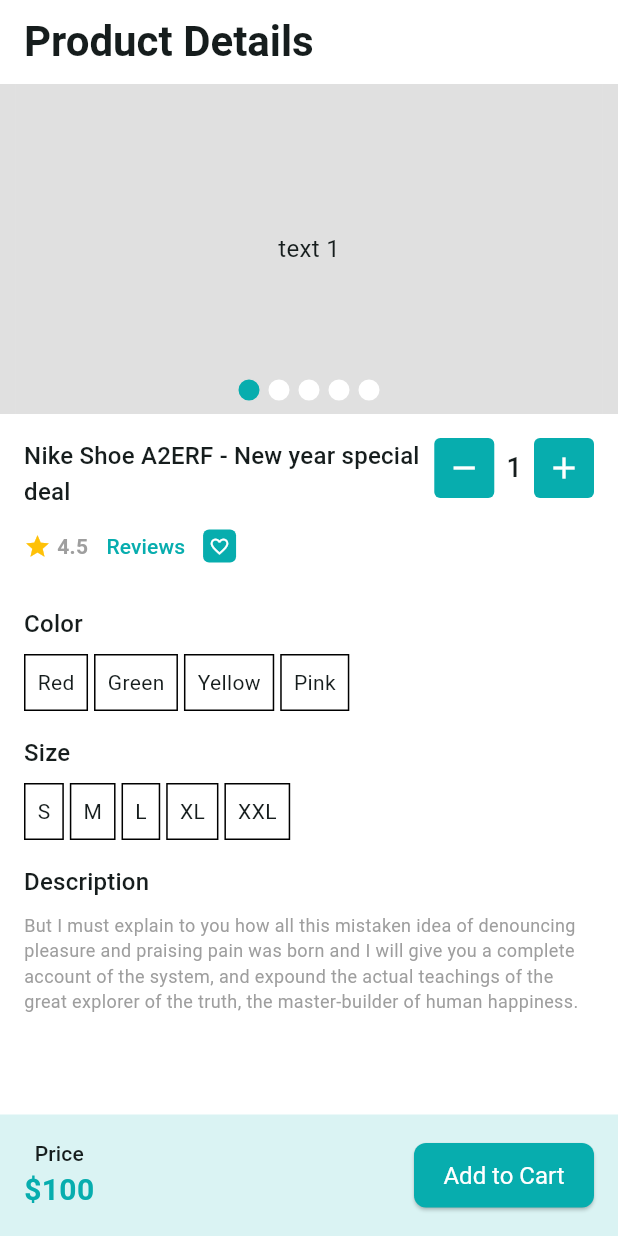
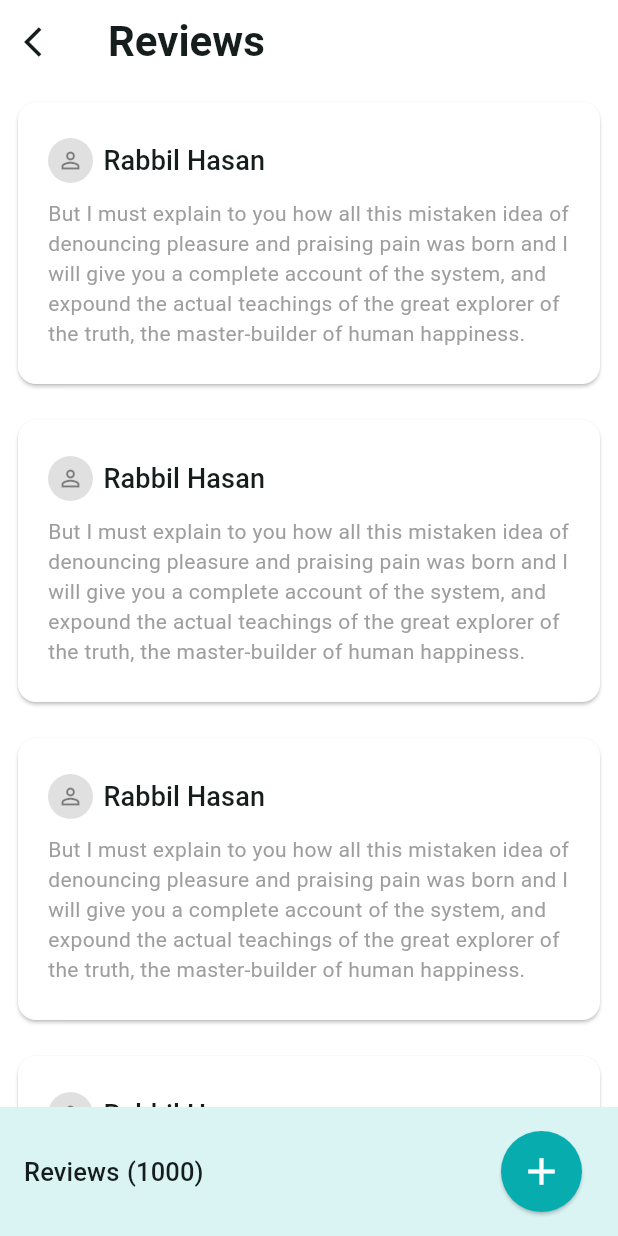
Before and after one commit to Anisur-Rahman-Naeem/ecommerce_ostad, a Flutter app: the ProductDetailsScreen screen opened directly with empty values, after a tap on "Reviews", on a phone screen of 412 x 824 dp. Run offline on Flutter 3.47's test engine with Material 3 defaults, Android fonts, the phone set to English and light mode, and no system bars; drawn by our look-alikes of carousel_slider; our stand-ins replace email_validator, flutter_svg, get, pin_code_fields.

Commit message:
review screens added

```diff
--- a/lib/app/app.dart
+++ b/lib/app/app.dart
@@ -5,6 +5,8 @@
 import 'package:ecommerce_ostad/features/auth/ui/screens/otp_verification_screen.dart';
 import 'package:ecommerce_ostad/features/auth/ui/screens/splash_screen.dart';
 import 'package:ecommerce_ostad/features/category/ui/screens/category_list_screen.dart';
+import 'package:ecommerce_ostad/features/product/review/ui/screens/reviews_list_screen.dart';
+import 'package:ecommerce_ostad/features/product/review/ui/screens/writing_review_screen.dart';
 import 'package:ecommerce_ostad/features/product/ui/screens/product_details_screen.dart';
 import 'package:ecommerce_ostad/features/product/ui/screens/product_list_screen.dart';
 import 'package:flutter/material.dart';
@@ -43,6 +45,11 @@
         }else if (settings.name == ProductDetailsScreen.name) {
           int productId = settings.arguments as int;
           widget = ProductDetailsScreen(productId: productId);
+        }else if (settings.name == ReviewsListScreen.name) {
+          int productId = settings.arguments as int;
+          widget = ReviewsListScreen(productId: productId);
+        }else if (settings.name == WritingReviewScreen.name) {
+          widget = WritingReviewScreen();
         }
         return MaterialPageRoute(builder: (ctx) {
           return widget;
--- /dev/null
+++ b/lib/features/product/review/ui/screens/reviews_list_screen.dart
@@ -0,0 +1,89 @@
+import 'package:ecommerce_ostad/app/app_colors.dart';
+import 'package:ecommerce_ostad/features/product/review/ui/screens/writing_review_screen.dart';
+import 'package:ecommerce_ostad/features/product/review/ui/widgets/review_item_widget.dart';
+import 'package:flutter/material.dart';
+
+class ReviewsListScreen extends StatefulWidget {
+  const ReviewsListScreen({super.key, required this.productId});
+
+  final int productId;
+
+  static const String name = '/product/review_list';
+
+  @override
+  State<ReviewsListScreen> createState() => _ReviewsListScreenState();
+}
+
+class _ReviewsListScreenState extends State<ReviewsListScreen> {
+  @override
+  Widget build(BuildContext context) {
+    final textTheme = Theme.of(context).textTheme;
+    return Scaffold(
+      appBar: AppBar(
+        forceMaterialTransparency: true,
+        title: const Text("Reviews"),
+        leading: IconButton(
+          onPressed: () {
+            Navigator.pop(context);
+          },
+          icon: const Icon(Icons.arrow_back_ios),
+        ),
+      ),
+      body: Column(
+        children: [
+          Expanded(
+            child: ListView.builder(
+              itemCount: 5,
+              itemBuilder: (context, index) {
+                return ReviewItemWidget();
+              },
+            ),
+          ),
+          reviewsBuilder(textTheme),
+        ],
+      ),
+    );
+  }
+
+  Widget reviewsBuilder(TextTheme textTheme) {
+    return Container(
+      padding: const EdgeInsets.all(16),
+      decoration: BoxDecoration(color: AppColors.themeColor.withOpacity(0.15)),
+      child: Row(
+        mainAxisAlignment: MainAxisAlignment.spaceBetween,
+        children: [
+          Row(
+            children: [
+              Text(
+                'Reviews',
+                style: textTheme.titleSmall?.copyWith(fontSize: 17),
+              ),
+              const SizedBox(
+                width: 5,
+              ),
+              Text(
+                '(1000)',
+                style: textTheme.titleSmall?.copyWith(fontSize: 17),
+              ),
+            ],
+          ),
+          SizedBox(
+            width: 70,
+            child: ElevatedButton(
+              onPressed: () {
+                Navigator.pushNamed(context, WritingReviewScreen.name);
+              },
+              style: ElevatedButton.styleFrom(
+                shape: const CircleBorder(),
+              ),
+              child: const Icon(
+                Icons.add,
+                size: 30,
+              ),
+            ),
+          ),
+        ],
+      ),
+    );
+  }
+}
--- /dev/null
+++ b/lib/features/product/review/ui/widgets/review_item_widget.dart
@@ -0,0 +1,53 @@
+import 'package:flutter/material.dart';
+
+class ReviewItemWidget extends StatelessWidget {
+  const ReviewItemWidget({
+    super.key,
+  });
+  @override
+  Widget build(BuildContext context) {
+    final textTheme = Theme.of(context).textTheme;
+
+    return Padding(
+      padding: const EdgeInsets.all(8.0),
+      child: Card(
+        color: Colors.white,
+        elevation: 1,
+        child: Padding(
+          padding: const EdgeInsets.symmetric(horizontal: 20, vertical: 24),
+          child: Column(
+            children: [
+              Row(
+                children: [
+                  CircleAvatar(
+                    child: Icon(
+                      Icons.person_outline,
+                      color: Colors.black45,
+                      size: 18,
+                    ),
+                    backgroundColor: Colors.grey.shade300,
+                    radius: 15,
+                  ),
+                  SizedBox(
+                    width: 7,
+                  ),
+                  Text(
+                    "Rabbil Hasan",
+                    style: textTheme.titleSmall
+                        ?.copyWith(fontSize: 18),
+                  ),
+                ],
+              ),
+              SizedBox(
+                height: 10,
+              ),
+              Text(
+                  "But I must explain to you how all this mistaken idea of denouncing pleasure and praising pain was born and I will give you a complete account of the system, and expound the actual teachings of the great explorer of the truth, the master-builder of human happiness.",
+                  style: TextStyle(color: Colors.grey))
+            ],
+          ),
+        ),
+      ),
+    );
+  }
+}
--- a/lib/features/product/ui/screens/product_details_screen.dart
+++ b/lib/features/product/ui/screens/product_details_screen.dart
@@ -3,9 +3,8 @@
 import 'package:ecommerce_ostad/features/product/ui/widgets/ProductNameAndDetailsWidget.dart';
 import 'package:ecommerce_ostad/features/product/ui/widgets/colors_picker_widget.dart';
 import 'package:ecommerce_ostad/features/product/ui/widgets/product_image_carousal_slider.dart';
+import 'package:ecommerce_ostad/features/product/ui/widgets/size_picker_widget.dart';
 import 'package:flutter/material.dart';
-
-import '../widgets/size_picker_widget.dart';
 
 class ProductDetailsScreen extends StatefulWidget {
   const ProductDetailsScreen({
@@ -29,6 +28,9 @@
     return Scaffold(
       appBar: AppBar(
         title: const Text("Product Details"),
+        leading: IconButton(onPressed: () {
+          Navigator.pop(context);
+        }, icon: Icon(Icons.arrow_back_ios),),
       ),
       body: Column(
         children: [
--- a/lib/features/product/ui/screens/product_list_screen.dart
+++ b/lib/features/product/ui/screens/product_list_screen.dart
@@ -22,6 +22,12 @@
     return Scaffold(
       appBar: AppBar(
         title: Text(widget.categoryName),
+        leading: IconButton(
+          onPressed: () {
+            Navigator.pop(context);
+          },
+          icon: const Icon(Icons.arrow_back_ios),
+        ),
       ),
       body: GridView.builder(
         gridDelegate: const SliverGridDelegateWithFixedCrossAxisCount(
--- a/lib/features/product/ui/widgets/ProductNameAndDetailsWidget.dart
+++ b/lib/features/product/ui/widgets/ProductNameAndDetailsWidget.dart
@@ -1,4 +1,5 @@
 import 'package:ecommerce_ostad/app/app_colors.dart';
+import 'package:ecommerce_ostad/features/product/review/ui/screens/reviews_list_screen.dart';
 import 'package:flutter/material.dart';
 
 class productNameAndDetailsWidget extends StatelessWidget {
@@ -40,7 +41,9 @@
                 ],
               ),
               TextButton(
-                onPressed: () {},
+                onPressed: () {
+                  Navigator.pushNamed(context, ReviewsListScreen.name, arguments: 1);
+                },
                 child: Text("Reviews"),
               ),
               Container(
```
Also changed, not shown: lib/features/cart/ui/screens/cart_list_screen.dart (+1 -80 lines), lib/features/product/review/ui/screens/writing_review_screen.dart (added, +94 -0 lines).
